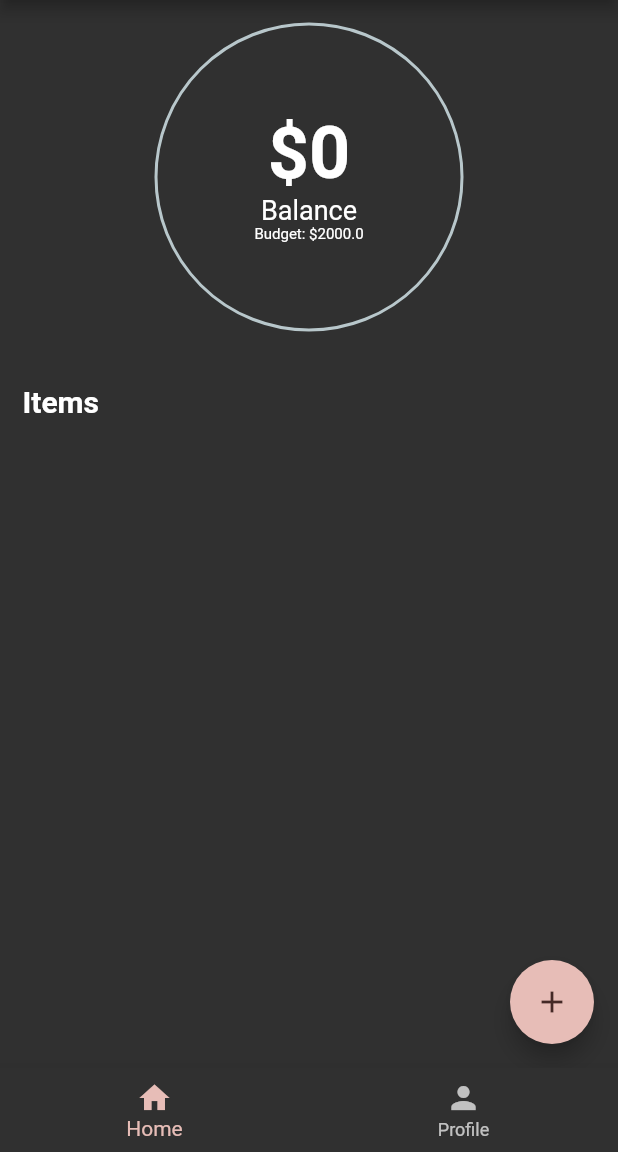
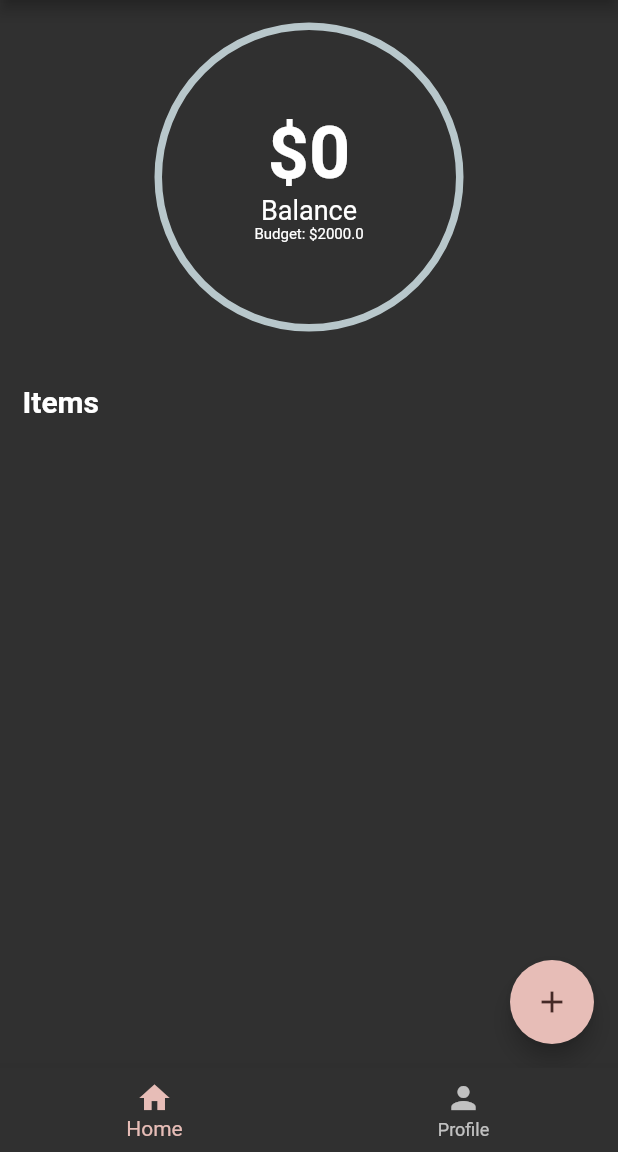
Before and after one commit to DeividZavala/budget-tracker, a Flutter app: the screen it shows after launch, on a phone screen of 412 x 824 dp, the part 84-1236 px from its top. Run offline on Flutter 3.47's test engine with Material 2 defaults, Android fonts, the phone set to English and light mode, and no system bars; drawn by our look-alikes of percent_indicator; our stand-ins replace shared_preferences.

Commit message:
persistant theme

```diff
--- a/lib/main.dart
+++ b/lib/main.dart
@@ -3,13 +3,17 @@ import 'package:budget_tracker/services/budget_service.dart';
 import 'package:budget_tracker/services/theme_service.dart';
 import 'package:flutter/material.dart';
 import 'package:provider/provider.dart';
+import 'package:shared_preferences/shared_preferences.dart';
 
-void main() {
-  runApp(const MyApp());
+void main() async {
+  WidgetsFlutterBinding.ensureInitialized();
+  final sharedPreferences = await SharedPreferences.getInstance();
+  runApp(MyApp(sharedPreferences: sharedPreferences));
 }
 
 class MyApp extends StatelessWidget {
-  const MyApp({Key? key}) : super(key: key);
+  final SharedPreferences sharedPreferences;
+  const MyApp({required this.sharedPreferences, Key? key}) : super(key: key);
 
   // This widget is the root of your application.
   @override
@@ -17,7 +21,7 @@ class MyApp extends StatelessWidget {
     return MultiProvider(
       providers: [
         ChangeNotifierProvider<ThemeService>(
-          create: (_) => ThemeService(),
+          create: (_) => ThemeService(sharedPreferences),
         ),
         ChangeNotifierProvider<BudgetService>(create: (_) => BudgetService()),
       ],
--- a/lib/pages/home_page.dart
+++ b/lib/pages/home_page.dart
@@ -45,7 +45,7 @@ class _HomePageState extends State<HomePage> {
                           CircularPercentIndicator(
                             radius: screenSize.width / 2,
                             percent: value.balance / value.budget,
-                            lineWidth: 2,
+                            lineWidth: 5,
                             center: Column(
                               mainAxisSize: MainAxisSize.min,
                               children: [
--- a/lib/services/theme_service.dart
+++ b/lib/services/theme_service.dart
@@ -1,12 +1,21 @@
 import 'package:flutter/material.dart';
+import 'package:shared_preferences/shared_preferences.dart';
 
 class ThemeService extends ChangeNotifier {
+  final SharedPreferences sharedPreferences;
   bool _darkTheme = true;
 
-  bool get darkTheme => _darkTheme;
+  bool get darkTheme {
+    return sharedPreferences.getBool('darkTheme') ?? _darkTheme;
+  }
 
   set darkTheme(bool value) {
     _darkTheme = value;
+    sharedPreferences.setBool(darkThemeKey, value);
     notifyListeners();
   }
+
+  ThemeService(this.sharedPreferences);
+
+  static const darkThemeKey = 'dark_theme';
 }
```
